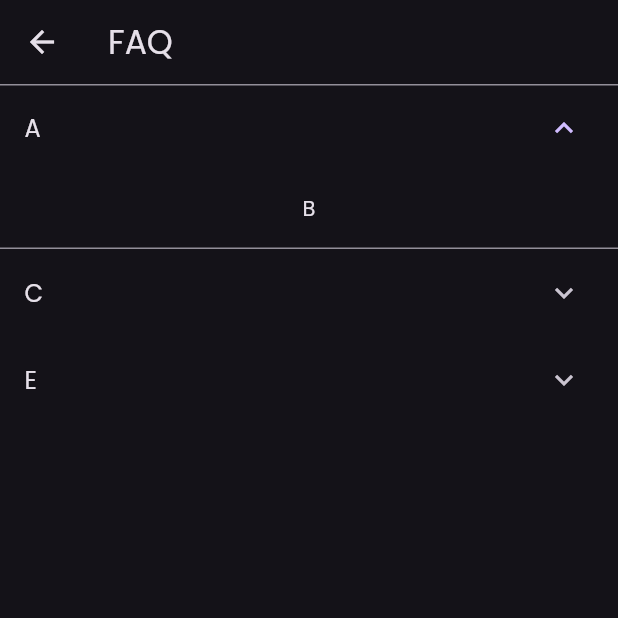
After one commit to UoP-BrainTap/frontend, a Flutter app: the FAQpage screen opened by its route, after a tap on an icon or button, on a phone screen of 412 x 824 dp, the top half of it. The commit adds this screen. Run offline on Flutter 3.47's test engine with Material 3 defaults, Android fonts, the phone set to English and light mode, and no system bars; our stand-ins replace dio, email_validator, go_router, shared_preferences, url_strategy; missing offline and left inert: password_strength_checker; accounts and stored records are empty.

Commit message:
Created FAQ page(Not complete version)

```diff
--- a/lib/main.dart
+++ b/lib/main.dart
@@ -3,6 +3,7 @@ import 'package:frontend/pages/QC_page.dart';
 import 'package:frontend/pages/home_page.dart';
 import 'package:frontend/pages/login_page.dart';
 import 'package:frontend/pages/signup_page.dart';
+import 'package:frontend/pages/faq.dart';
 import 'package:go_router/go_router.dart';
 import 'package:provider/provider.dart';
 import 'package:shared_preferences/shared_preferences.dart';
@@ -33,6 +34,10 @@ class MyApp extends StatelessWidget {
           GoRoute(
             path: 'signup',
             builder: (context, state) => const SignupPage(),
+          ),
+          GoRoute(
+            path:'FAQ',
+            builder: (context, state) => FAQpage(),
           ),
           GoRoute(
             path: 'question',
--- /dev/null
+++ b/lib/pages/faq.dart
@@ -0,0 +1,36 @@
+import 'package:flutter/material.dart';
+
+class FAQpage extends StatelessWidget {
+  final List<FAQ> faqlist = [
+    FAQ(question: "A", answer: "B"),
+    FAQ(question: "C", answer: "D"),
+    FAQ(question: "E", answer: "F"),
+  ];
+
+  @override
+  Widget build(BuildContext context) {
+    return Scaffold(
+      appBar: AppBar(title: Text("FAQ")),
+      body: ListView.builder(
+        itemCount: faqlist.length,
+        itemBuilder: (context, index) {
+          return ExpansionTile(
+            title: Text(faqlist[index].question),
+            children: [
+              Padding(
+                padding: const EdgeInsets.all(16.0),
+                child: Text(faqlist[index].answer),
+              ),
+            ],
+          );
+        },
+      ),
+    );
+  }
+}
+
+class FAQ {
+  final String question;
+  final String answer;
+  FAQ({required this.question, required this.answer});
+}
```
Also changed, not shown: pubspec.lock.
